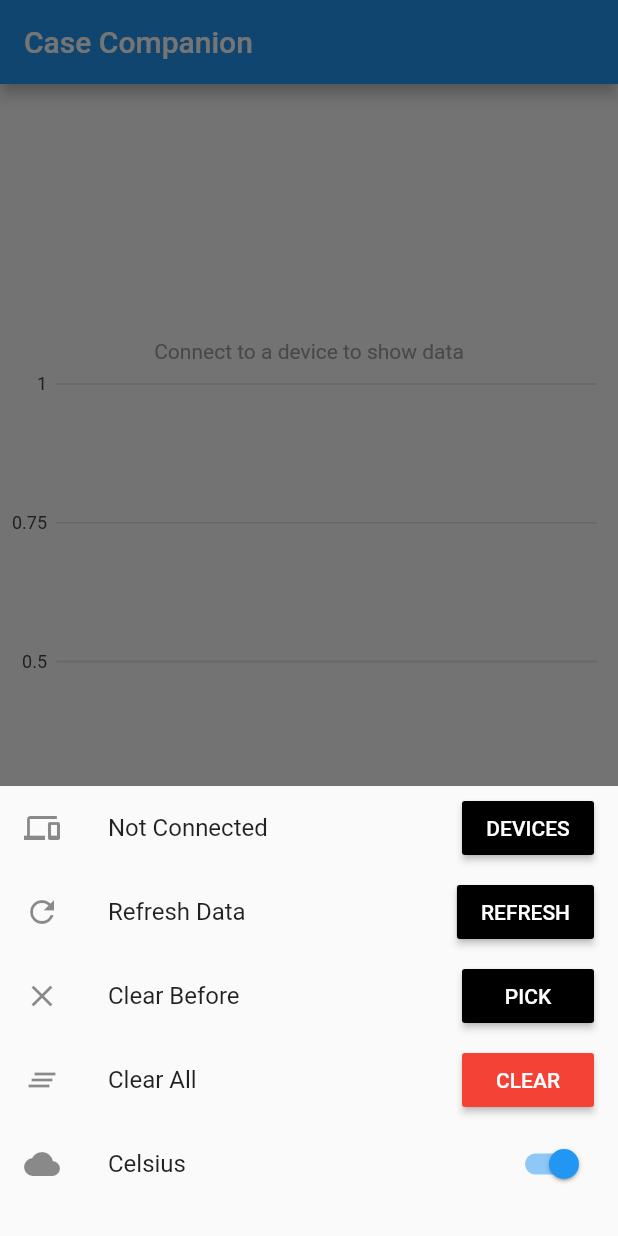
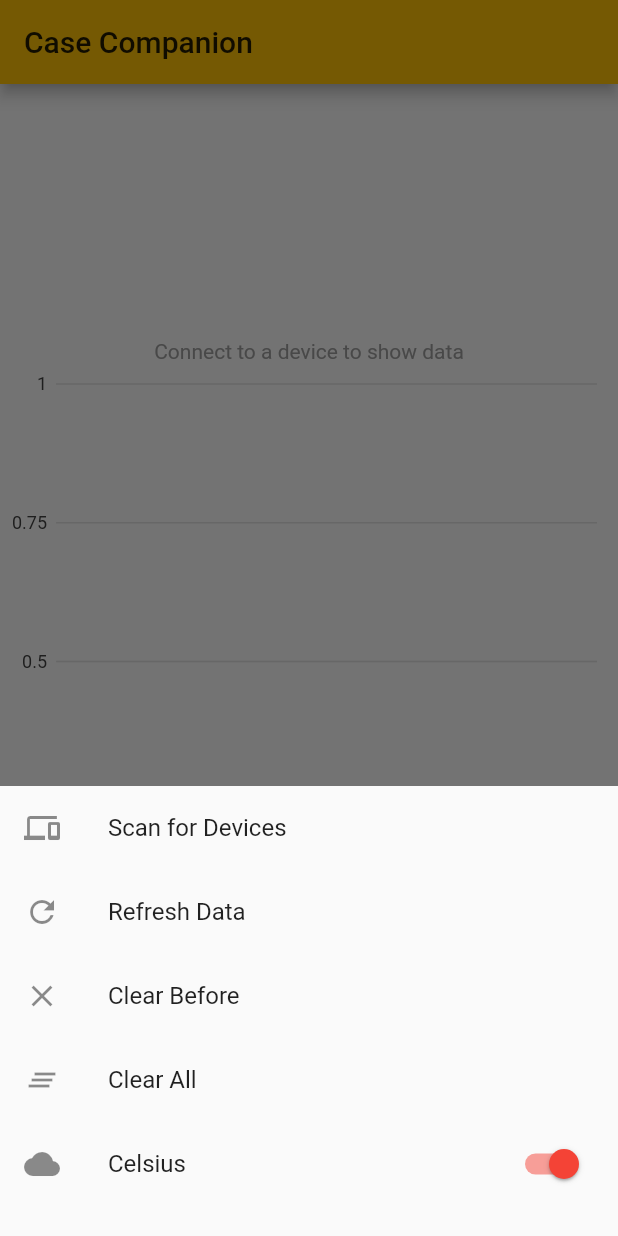
Before and after one commit to mattang687/case-companion, a Flutter app: the screen it shows after launch, after a tap on the "keyboard arrow up" icon, on a phone screen of 412 x 824 dp. Run offline on Flutter 3.47's test engine with Material 2 defaults, Android fonts, the phone set to English and light mode, and no system bars; our stand-ins replace charts_flutter, flutter_blue, shared_preferences, sqflite; accounts and stored records are empty.

Commit message:
visual changes

```diff
--- a/lib/main.dart
+++ b/lib/main.dart
@@ -20,6 +20,11 @@ void main() {
         ],
         child: MaterialApp(
           title: "Case Companion",
+          theme: ThemeData(
+            primaryColor: Colors.amber,
+            accentColor: Colors.red,
+            backgroundColor: Colors.black,
+          ),
           home: HomePage()
         ),
       ),
--- a/lib/screens/home_page/modal_bottom_sheet.dart
+++ b/lib/screens/home_page/modal_bottom_sheet.dart
@@ -84,35 +84,17 @@ class ModalBottomSheet extends StatelessWidget {
           ListTile(
             leading: Icon(Icons.refresh),
             title: Text('Refresh Data'),
-            onTap: () {},
-            trailing: RaisedButton(
-              child: Text('REFRESH'),
-              textColor: Colors.white,
-              color: Colors.black,
-              onPressed: () => _updateData(context),
-            ),
+            onTap: () => _updateData(context),
           ),
           ListTile(
             leading: Icon(Icons.clear),
             title: Text('Clear Before'),
-            onTap: () {},
-            trailing: RaisedButton(
-              child: Text('PICK'),
-              textColor: Colors.white,
-              color: Colors.black,
-              onPressed: () => _showDatePicker(context),
-            ),
+            onTap: () => _showDatePicker(context),
           ),
           ListTile(
             leading: Icon(Icons.clear_all),
             title: Text('Clear All'),
-            onTap: () {},
-            trailing: RaisedButton(
-              child: Text('CLEAR'),
-              textColor: Colors.white,
-              color: Colors.red,
-              onPressed: () => _showDialog(context),
-            ),
+            onTap: () => _showDialog(context),
           ),
           ListTile(
             leading: Icon(Icons.wb_cloudy),
@@ -146,7 +128,7 @@ class DeviceInfoTile extends StatelessWidget {
             mainAxisAlignment: MainAxisAlignment.start,
             crossAxisAlignment: CrossAxisAlignment.start,
           )
-        : Text('Not Connected');
+        : Text('Scan for Devices');
   }
 
   @override
@@ -156,16 +138,10 @@ class DeviceInfoTile extends StatelessWidget {
     return ListTile(
       leading: Icon(Icons.devices),
       title: _buildTitle(inheritedBluetooth),
-      onTap: () {},
-      trailing: RaisedButton(
-        child: Text('DEVICES'),
-        color: Colors.black,
-        textColor: Colors.white,
-        onPressed: () => Navigator.push(
+      onTap: () => Navigator.push(
               context,
               MaterialPageRoute(builder: (context) => ScanPage()),
             ),
-      ),
     );
   }
 }
```
